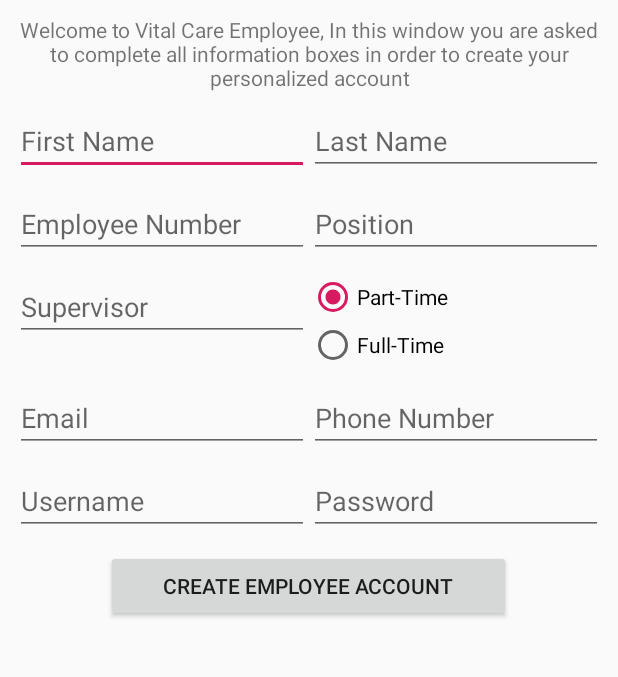
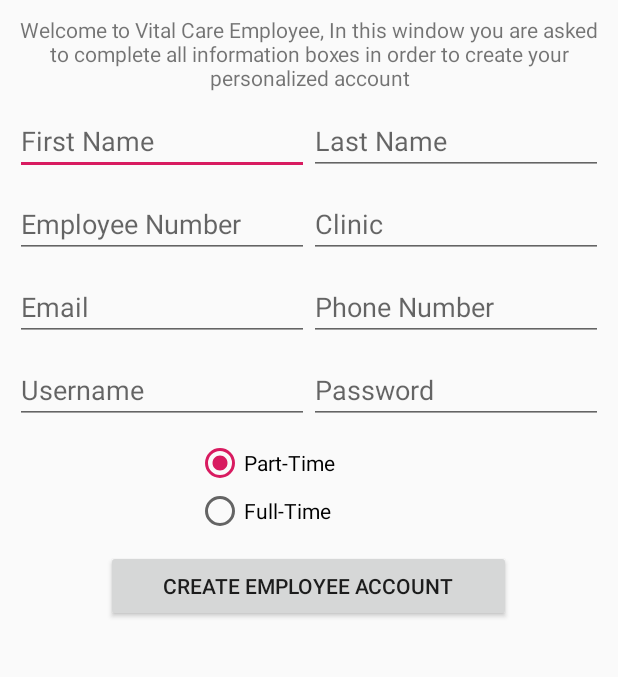
Before and after one commit to JustinLanninRoy/SEG2105Project, an Android app: the CreateEmployee screen opened directly, with no data from a screen before it, on a phone screen of 412 x 824 dp, the part 349-1026 px from its top. Run offline under Robolectric (Android 15) with nearby library versions, the phone set to English and light mode, and no system bars.

Commit message:
both patient and employee have functioning databases which will be made prettier laster

```diff
--- a/WalkInClinic/app/src/main/java/com/example/walkinclinic/Admin.java
+++ b/WalkInClinic/app/src/main/java/com/example/walkinclinic/Admin.java
@@ -20,11 +20,14 @@ public class Admin extends AppCompatActivity {
     }
 
     public void viewEmployees(View view){
-
+        Intent i = new Intent(this, ListActivity.class);
+        i.putExtra("type", "employee");
+        startActivity(i);
     }
 
     public void viewPatients(View view){
         Intent i = new Intent(this, ListActivity.class);
+        i.putExtra("type", "patient");
         startActivity(i);
     }
 }
--- a/WalkInClinic/app/src/main/java/com/example/walkinclinic/CreateEmployee.java
+++ b/WalkInClinic/app/src/main/java/com/example/walkinclinic/CreateEmployee.java
@@ -11,41 +11,32 @@ import android.widget.Toast;
 
 import androidx.annotation.NonNull;
 
-import com.google.firebase.database.DataSnapshot;
-import com.google.firebase.database.DatabaseError;
-import com.google.firebase.database.DatabaseReference;
-import com.google.firebase.database.FirebaseDatabase;
-import com.google.firebase.database.ValueEventListener;
-
-import java.util.ArrayList;
-import java.util.List;
 
 
 public class CreateEmployee extends CreatePerson {
-    List<Employee> employees;
-    DatabaseReference databaseEmployees;
     EditText employeeNum;
-    EditText position;
-    EditText supervisor;
+    EditText clinic;
     RadioGroup time;
+    private static final String TAG = "CreateEmployee";
+
+    DatabaseHelper databaseHelper;
 
     @Override
     protected void onCreate(Bundle savedInstanceState) {
         super.onCreate(savedInstanceState);
         setContentView(R.layout.activity_create_employee);
-        databaseEmployees = FirebaseDatabase.getInstance().getReference("patients");
-        employees = new ArrayList<>();
         employeeNum = findViewById(R.id.employeeNumber);
-        position = findViewById(R.id.position);
-        supervisor = findViewById(R.id.supervisor);
+        clinic = findViewById(R.id.clinic);
         time = findViewById(R.id.workTime);
+        databaseHelper = new DatabaseHelper(this);
+    }
+
+    private  void toastMessage(String message){
+        Toast.makeText(this, message, Toast.LENGTH_SHORT).show();
     }
 
     public void onCreatePerson(View view) {
         super.onCreatePerson(view);
-        if (!checkAllFields()){
-            addEmployee();
-        }
     }
 
     @Override
@@ -71,10 +62,7 @@ public class CreateEmployee extends CreatePerson {
         else if (checkEmpty(employeeNum)) {
             return true;
         }
-        else if (checkEmpty(position)){
-            return true;
-        }
-        else if (checkEmpty(supervisor)){
+        else if (checkEmpty(clinic)){
             return true;
         }
         else{
@@ -83,27 +71,8 @@ public class CreateEmployee extends CreatePerson {
     }
 
     @Override
-    protected void onStart() {
-
-        super.onStart();
-        databaseEmployees.addValueEventListener(new ValueEventListener() {
-            @Override
-            public void onDataChange(@NonNull DataSnapshot dataSnapshot) {
-                for (DataSnapshot postSnapshot: dataSnapshot.getChildren()){
-                    Employee employee = postSnapshot.getValue(Employee.class);
-                    employees.add(employee);
-                }
-            }
-
-            @Override
-            public void onCancelled(@NonNull DatabaseError databaseError) {
-
-            }
-        });
-    }
-
-    @Override
     void openPostLoggin() {
+        addEmployee();
         //creating the string
         String postLogginString = ("Welcome Employee " + firstName.getText().toString() + "! You are logged-in.");
         //opening the PostLoggin class and sending the message with it
@@ -116,20 +85,21 @@ public class CreateEmployee extends CreatePerson {
     private void addEmployee() {
         String fName = firstName.getText().toString().trim();
         String lName = lastName.getText().toString().trim();
-        String superv = supervisor.getText().toString().trim();
-        String pos = position.getText().toString().trim();
-        String value = employeeNum.getText().toString().trim();
-        int eNum = Integer.parseInt(value);
+        String pos = clinic.getText().toString().trim();
+        String eNum = employeeNum.getText().toString().trim();
         String email = Email.getText().toString().trim();
         String phone = Phone.getText().toString().trim();
         String user = userName.getText().toString().trim();
         String password = userPassword.getText().toString().trim();
-        String id = databaseEmployees.push().getKey();
         int selected = time.getCheckedRadioButtonId();
         RadioButton chosen = findViewById(selected);
         String work = chosen.getText().toString().trim();
-        Employee employee = new Employee(id, fName, lName, eNum, pos, superv, email, phone, user, password, work);
-        employees.add(employee);
-        //databaseEmployees.child(id).setValue(employee);
+        String employee = fName + ", " + lName + ", " + eNum + ", " + pos + ", " + email + ", " + phone + ", " + user + ", " + password + ", " + work;
+        boolean insertData = databaseHelper.addDataA(employee);
+        if (insertData){
+            toastMessage("Data Successfully Inserted");
+        } else {
+            toastMessage("Something went wrong");
+        }
     }
 }
--- a/WalkInClinic/app/src/main/res/layout/activity_create_employee.xml
+++ b/WalkInClinic/app/src/main/res/layout/activity_create_employee.xml
@@ -89,50 +89,12 @@
                     android:inputType="number" />
 
                 <EditText
-                    android:id="@+id/position"
+                    android:id="@+id/clinic"
                     android:layout_width="match_parent"
                     android:layout_height="wrap_content"
                     android:layout_weight="1"
-                    android:hint="@string/txtEditPosition"
+                    android:hint="Clinic"
                     android:inputType="textPersonName" />
-
-            </LinearLayout>
-
-            <LinearLayout
-                android:layout_width="match_parent"
-                android:layout_height="match_parent"
-                android:layout_marginTop="10dp"
-                android:orientation="horizontal">
-
-                <EditText
-                    android:id="@+id/supervisor"
-                    android:layout_width="match_parent"
-                    android:layout_height="wrap_content"
-                    android:layout_weight="1"
-                    android:hint="@string/txtEditSuperVisor"
-                    android:inputType="textPersonName" />
-
-                <RadioGroup
-                    android:id="@+id/workTime"
-                    android:layout_width="match_parent"
-                    android:layout_height="wrap_content"
-                    android:layout_weight="1">
-
-                    <RadioButton
-                        android:id="@+id/partTime"
-                        android:layout_width="150dp"
-                        android:layout_height="wrap_content"
-                        android:checked="true"
-                        android:text="@string/rbtPartTime" />
-
-                    <RadioButton
-                        android:id="@+id/fullTime"
-                        android:layout_width="150dp"
-                        android:layout_height="wrap_content"
-                        android:hint="@string/rbtFullTime"
-                        android:text="@string/rbtFullTime" />
-
-                </RadioGroup>
 
             </LinearLayout>
 
@@ -192,6 +154,38 @@
                 android:layout_width="match_parent"
                 android:layout_height="match_parent"
                 android:layout_marginTop="10dp"
+                android:gravity="center_horizontal"
+                android:orientation="horizontal">
+
+                <RadioGroup
+                    android:id="@+id/workTime"
+                    android:layout_width="wrap_content"
+                    android:layout_height="wrap_content"
+                    android:layout_weight="1"
+                    android:gravity="center_horizontal">
+
+                    <RadioButton
+                        android:id="@+id/partTime"
+                        android:layout_width="150dp"
+                        android:layout_height="wrap_content"
+                        android:checked="true"
+                        android:text="@string/rbtPartTime" />
+
+                    <RadioButton
+                        android:id="@+id/fullTime"
+                        android:layout_width="150dp"
+                        android:layout_height="wrap_content"
+                        android:hint="@string/rbtFullTime"
+                        android:text="@string/rbtFullTime" />
+
+                </RadioGroup>
+
+            </LinearLayout>
+
+            <LinearLayout
+                android:layout_width="match_parent"
+                android:layout_height="match_parent"
+                android:layout_marginTop="10dp"
                 android:orientation="horizontal">
 
                 <Space
```
Also changed, not shown: WalkInClinic/app/src/main/java/com/example/walkinclinic/DatabaseHelper.java (+44 -1 lines), WalkInClinic/app/src/main/java/com/example/walkinclinic/EditDataActivity.java (+17 -0 lines), WalkInClinic/app/src/main/java/com/example/walkinclinic/Employee.java (+4 -8 lines), WalkInClinic/app/src/main/java/com/example/walkinclinic/ListActivity.java (+44 -3 lines).
